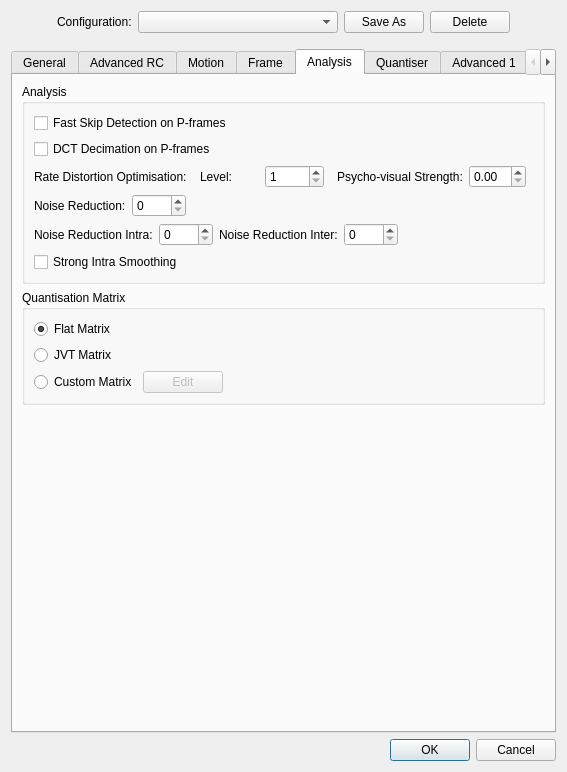
This is avidemux_plugins/ADM_videoEncoder/x265/qt4/x265ConfigDialog.ui in mean00/avidemux2 as Qt 5 draws it before an edit. The edited form follows.
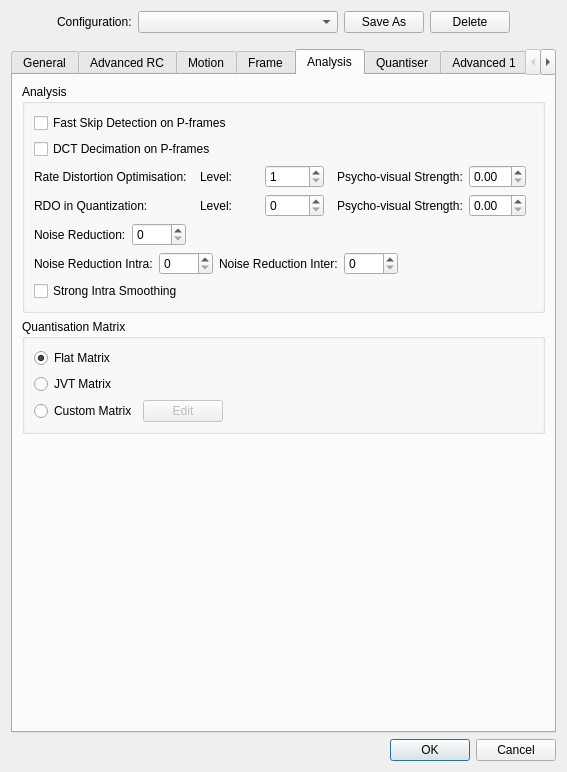
This is the edited form. The open tabs and pages were chosen to show the change.

Commit message:
[x265] Add settings for rdoq
Add fields for the rdoq-level and psy-rdoq options.  These turn on rate
distortion optimization for quantization.  This is turned on at preset
slow and above.

The psycho-visual strength only applies when rdoq is on (level > 0), so
automatically disabled that UI element at level 0.

The edit to the form file:
```diff
--- a/avidemux_plugins/ADM_videoEncoder/x265/qt4/x265ConfigDialog.ui
+++ b/avidemux_plugins/ADM_videoEncoder/x265/qt4/x265ConfigDialog.ui
@@ -1845,6 +1845,76 @@
               </item>
              </layout>
             </item>
+            <item row="1" column="0">
+             <widget class="QLabel" name="lblRDOQ">
+              <property name="text">
+               <string>RDO in Quantization:</string>
+              </property>
+             </widget>
+            </item>
+            <item row="1" column="1">
+             <layout class="QHBoxLayout">
+              <item>
+               <spacer>
+                <property name="orientation">
+                 <enum>Qt::Horizontal</enum>
+                </property>
+               </spacer>
+              </item>
+              <item>
+               <widget class="QLabel" name="lblRDOQ">
+                <property name="text">
+                 <string>Level:</string>
+                </property>
+               </widget>
+              </item>
+              <item>
+               <widget class="QSpinBox" name="rdoqSpinBox">
+                <property name="minimum">
+                 <number>0</number>
+                </property>
+                <property name="maximum">
+                 <number>2</number>
+                </property>
+               </widget>
+              </item>
+              <item>
+               <spacer>
+                <property name="orientation">
+                 <enum>Qt::Horizontal</enum>
+                </property>
+               </spacer>
+              </item>
+             </layout>
+            </item>
+            <item row="1" column="2">>
+             <layout class="QHBoxLayout">
+              <item>
+               <widget class="QLabel" name="lblPsyRDOQ">
+                <property name="text">
+                 <string>Psycho-visual Strength:</string>
+                </property>
+               </widget>
+              </item>
+              <item>
+               <widget class="QDoubleSpinBox" name="psychoRdoqSpinBox">
+                <property name="maximum">
+                 <double>50.000000000000000</double>
+                </property>
+                <property name="singleStep">
+                 <double>0.100000000000000</double>
+                </property>
+               </widget>
+              </item>
+              <item>
+               <spacer>
+                <property name="orientation">
+                 <enum>Qt::Horizontal</enum>
+                </property>
+               </spacer>
+              </item>
+             </layout>
+            </item>
            </layout>
           </item>
           <item>
```
The commit also changes 8 other files.
